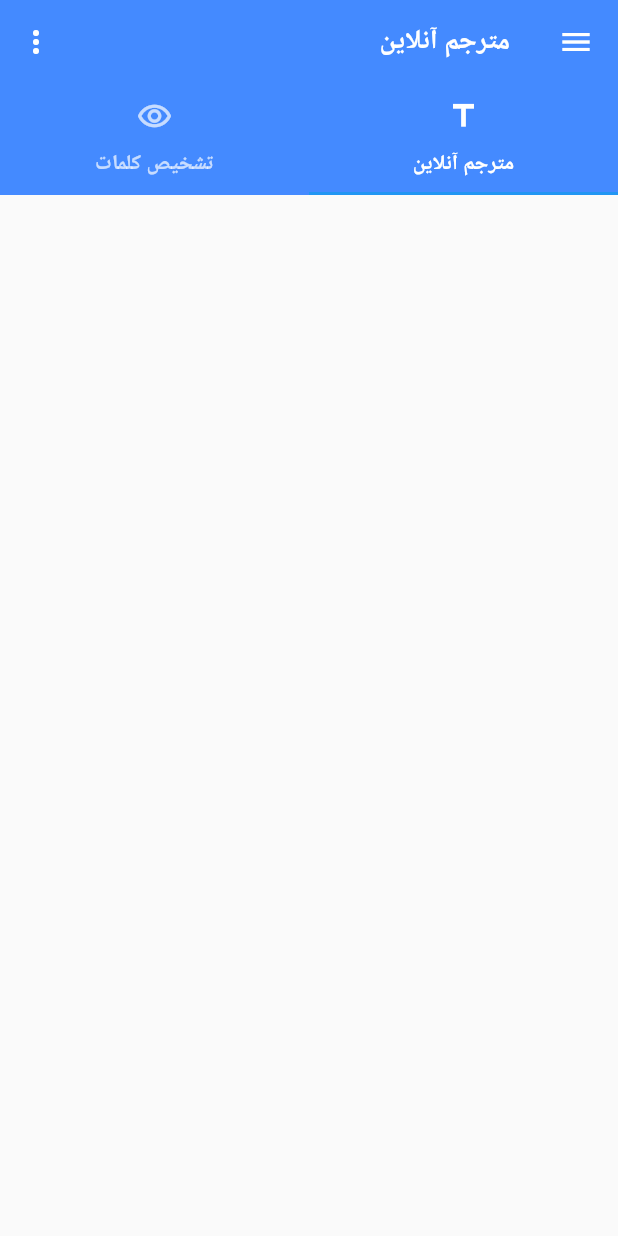
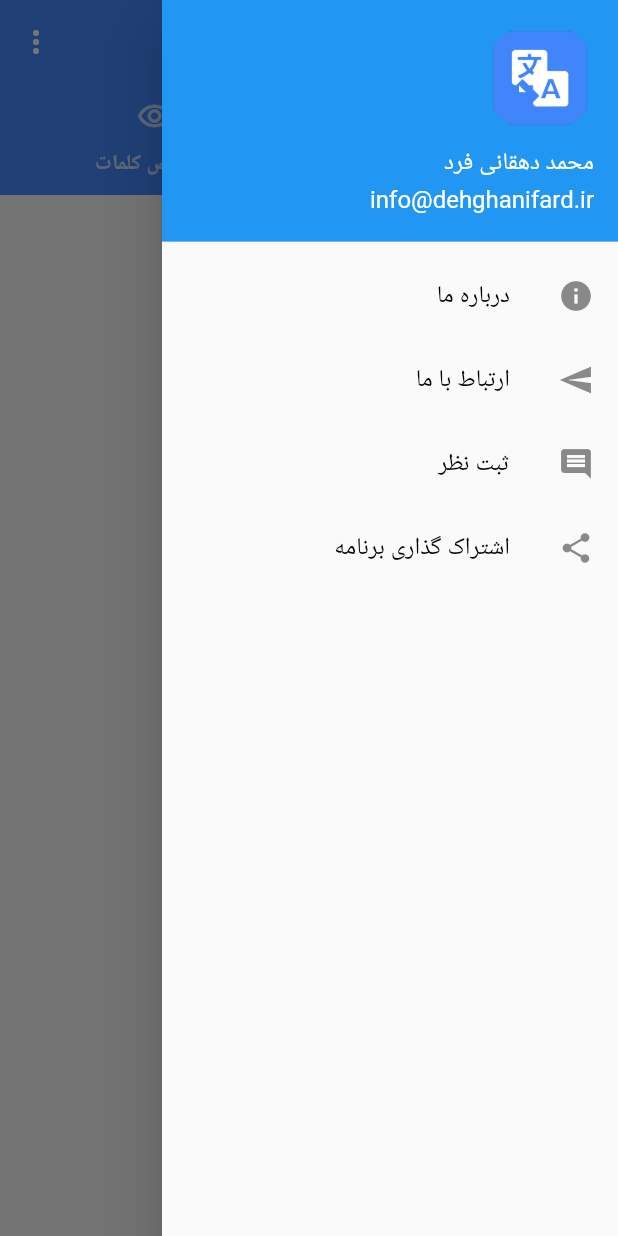
Before and after one commit to mohammad-dehghanifard/flutter_translation, a Flutter app: the screen it shows after launch, with the side drawer open (before the commit the screen has no drawer), on a phone screen of 412 x 824 dp. Run offline on Flutter 3.47's test engine with Material 2 defaults, Android fonts, the phone set to English and light mode, and no system bars; our stand-ins replace google_fonts, loading_animation_widget; Roboto replaces fonts that are missing (Vazirmatn).

Commit message:
implemented drawer

```diff
--- /dev/null
+++ b/lib/core/widgets/drawer_item/drawer_item_widget.dart
@@ -0,0 +1,17 @@
+import 'package:flutter/material.dart';
+
+class DrawerItem extends StatelessWidget {
+  const DrawerItem({Key? key, required this.title, required this.textStyle, required this.leading, required this.onTap}) : super(key: key);
+  final String title;
+  final TextStyle textStyle;
+  final Icon leading;
+  final Function() onTap;
+  @override
+  Widget build(BuildContext context) {
+    return ListTile(
+      onTap: onTap,
+      title: Text(title,style: textStyle),
+      leading: leading,
+    );
+  }
+}
--- a/lib/screens/home/home_screen.dart
+++ b/lib/screens/home/home_screen.dart
@@ -1,12 +1,20 @@
 import 'package:flutter/material.dart';
 import 'package:flutter_translation_demo/core/style/text_style.dart';
 import 'package:flutter_translation_demo/core/widgets/app_bar/app_bar_widget.dart';
+import 'package:flutter_translation_demo/core/widgets/drawer_item/drawer_item_widget.dart';
 import 'package:flutter_translation_demo/screens/translation/translation_screen.dart';
 import 'package:flutter_translation_demo/screens/words_scanner/wods_scanner_screen.dart';
 
-class HomeScreen extends StatelessWidget {
+class HomeScreen extends StatefulWidget {
   const HomeScreen({Key? key}) : super(key: key);
 
+  @override
+  State<HomeScreen> createState() => _HomeScreenState();
+}
+
+
+class _HomeScreenState extends State<HomeScreen> {
+  final GlobalKey<ScaffoldState> _globalKey = GlobalKey<ScaffoldState>();
   @override
   Widget build(BuildContext context) {
     return  Directionality(
@@ -14,13 +22,16 @@ class HomeScreen extends StatelessWidget {
       child: DefaultTabController(
         length: 2,
         child: Scaffold(
+          key: _globalKey,
           appBar: CustomAppBar.mainAppBar(
            backGroundColor: Colors.blueAccent,
           elevation: 0,
           title: "مترجم آنلاین",
           textStyle: AppTextStyle.appBarTitle,
           leading: IconButton(
-              onPressed: () {},
+              onPressed: () {
+                _globalKey.currentState!.openDrawer();
+              },
               icon: const Icon(Icons.menu)),
           actions: [
             IconButton(
@@ -35,6 +46,52 @@ class HomeScreen extends StatelessWidget {
             ],
           )
       ),
+          drawer: Drawer(
+            child: ListView(
+              children:  [
+                UserAccountsDrawerHeader(
+                    accountName:  Text('محمد دهقانی فرد',style: AppTextStyle.subTitle.apply(color: Colors.white)),
+                    accountEmail:  Text('info@dehghanifard.ir',style: AppTextStyle.subTitle.apply(color: Colors.white)),
+                    currentAccountPicture: ClipRRect(
+                      borderRadius: BorderRadius.circular(32),
+                      child: Image.asset('assets/images/logo.jpg'),
+                    )),
+                //info
+                DrawerItem(
+                  onTap: () {
+
+                  },
+                  title: "درباره ما",
+                    leading: const Icon(Icons.info),
+                  textStyle: AppTextStyle.subTitle,
+                ),
+                DrawerItem(
+                  onTap: () {
+
+                  },
+                  title: "ارتباط با ما",
+                    leading: const Icon(Icons.send),
+                  textStyle: AppTextStyle.subTitle,
+                ),
+                DrawerItem(
+                  onTap: () {
+
+                  },
+                  title: "ثبت نظر",
+                    leading: const Icon(Icons.comment),
+                  textStyle: AppTextStyle.subTitle,
+                ),
+                DrawerItem(
+                  onTap: () {
+
+                  },
+                  title: "اشتراک گذاری برنامه",
+                    leading: const Icon(Icons.share),
+                  textStyle: AppTextStyle.subTitle,
+                ),
+              ],
+            ),
+          ),
           body: const TabBarView(
             children: [
               TranslationScreen(),
```
